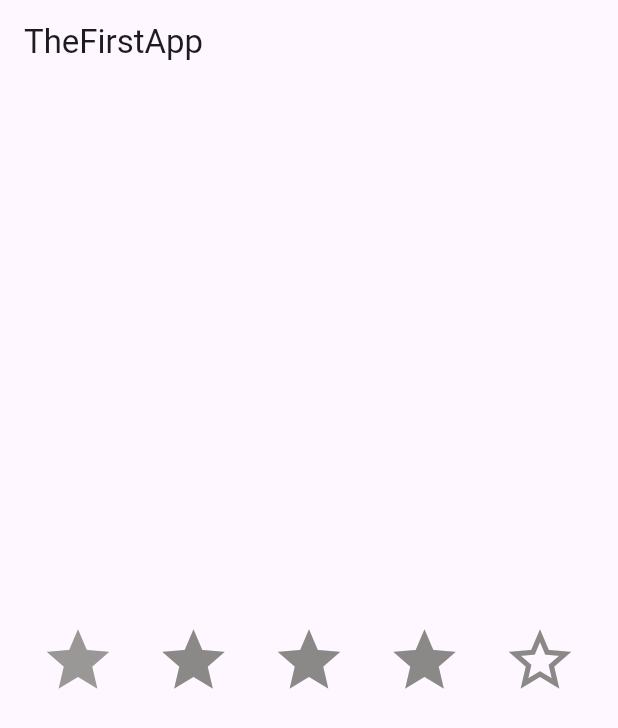
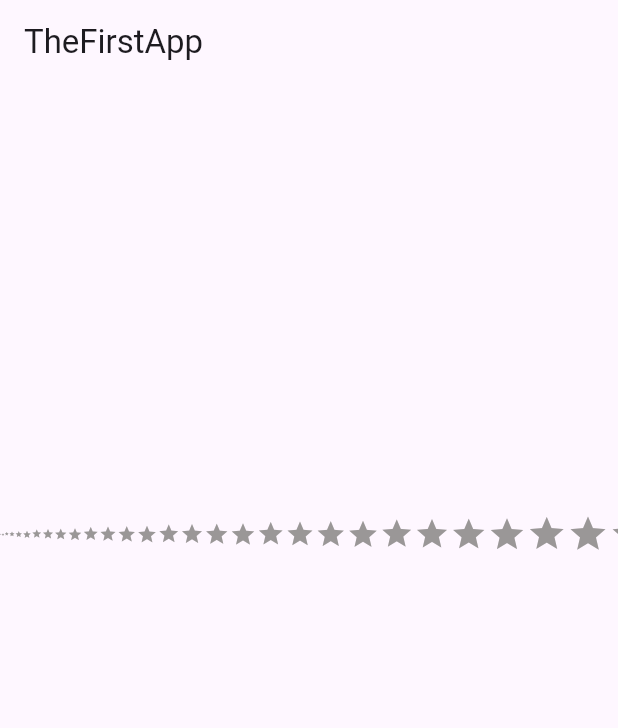
Before and after one commit to muhsina26/lab05, a Flutter app: the screen it shows after launch, on a phone screen of 412 x 824 dp. Shown: the top 728 px of the screen. Run offline on Flutter 3.47's test engine with Material 3 defaults, Android fonts, the phone set to English and light mode, and no system bars.

```diff
--- a/lib/main.dart
+++ b/lib/main.dart
@@ -3,6 +3,12 @@ import 'package:flutter/material.dart';
 void main() {
   runApp(const LabClass05());
 }
+
+/*overflow Handling
+1. SingleChilScrorll View
+2.Expanded
+3.Flexible
+*/
 
 class LabClass05 extends StatelessWidget {
   const LabClass05({super.key});
@@ -16,39 +22,25 @@ class LabClass05 extends StatelessWidget {
           appBar: AppBar(
             title: Text("TheFirstApp"),
           ),
-        body:
-
-         Container(
-          height: double.infinity,
-           child: Row(mainAxisAlignment:MainAxisAlignment.spaceEvenly, children: [
-
-            Icon(Icons.star,
+          body: SingleChildScrollView(
+            scrollDirection: Axis.horizontal,
+            child: Container(
+              height: 600,
+              // width: double.infinity,
+              child: Row(
+                mainAxisAlignment: MainAxisAlignment.spaceEvenly,
+                crossAxisAlignment: CrossAxisAlignment.center,
+                children: List.generate(
+                  100,
+                  (index) => Icon(
+                    Icons.star,
                     color: const Color.fromARGB(255, 154, 151, 151),
-            size: 50,
+                    size: index.toDouble(),
                   ),
-            Icon(Icons.star,
-            color: const Color.fromARGB(255, 139, 136, 136),
-            size: 50,
                 ),
-            Icon(Icons.star,
-            color: const Color.fromARGB(255, 139, 136, 136),
-            size: 50,
               ),
-            Icon(Icons.star,
-            color: const Color.fromARGB(255, 139, 136, 136),
-            size: 50,
             ),
-            Icon(Icons.star_border,
-            color: const Color.fromARGB(255, 139, 136, 136),
-            size: 50,
           ),
-
-
-
-                   ],),
-         )
-
-      ),
-    );
+        ));
   }
 }
```
Lines whose indentation alone changed are shown as unchanged.
